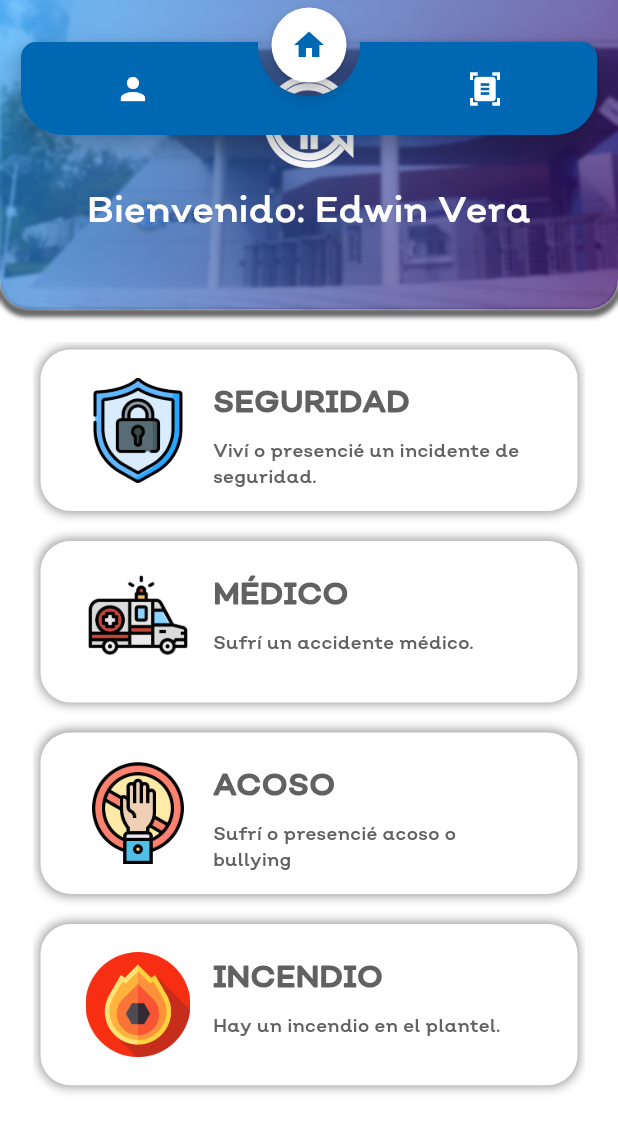
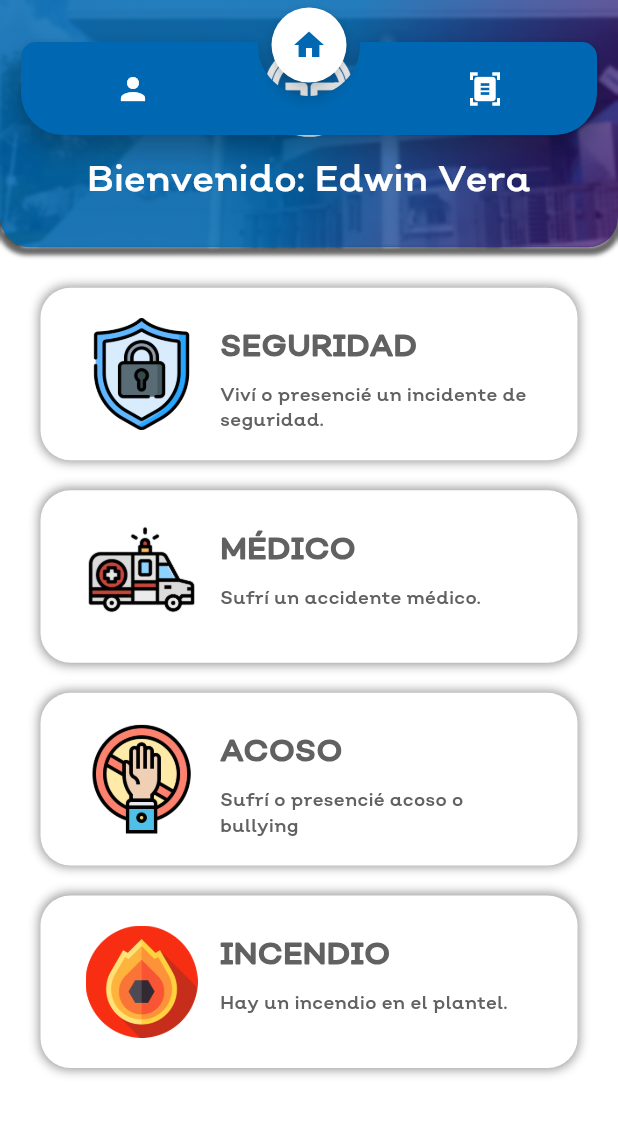
Before and after one commit to evera112398/boton_ceti, a Flutter app: the screen it shows after launch, on a phone screen of 412 x 824 dp. Shown: the top 1132 px of the screen. Run offline on Flutter 3.47's test engine with Material 3 defaults, Android fonts, the phone set to English and light mode, and no system bars; drawn by our look-alikes of animated_notch_bottom_bar.

Commit message:
cambios de diseño

```diff
--- a/lib/views/alert_screen.dart
+++ b/lib/views/alert_screen.dart
@@ -62,7 +62,8 @@ class _AlertScreenState extends State<AlertScreen> {
                               bottomRight: Radius.circular(20)),
                           gradient: LinearGradient(
                             colors: [
-                              Color.fromRGBO(42, 166, 255, 0.65),
+                              Color.fromRGBO(0, 104, 178, 0.85),
+                              Color.fromRGBO(0, 104, 178, 0.85),
                               Color.fromRGBO(58, 1, 102, 0.65)
                             ],
                             begin: Alignment.topLeft,
@@ -116,7 +117,7 @@ class _AlertScreenState extends State<AlertScreen> {
             ),
           ),
           Expanded(
-            flex: 3,
+            flex: 4,
             child: Container(
               width: double.infinity,
               padding: const EdgeInsets.all(10),
--- a/pubspec.yaml
+++ b/pubspec.yaml
@@ -2,7 +2,7 @@ name: boton_ceti
 description: A new Flutter project.
 # The following line prevents the package from being accidentally published to
 # pub.dev using `flutter pub publish`. This is preferred for private packages.
-publish_to: 'none' # Remove this line if you wish to publish to pub.dev
+publish_to: "none" # Remove this line if you wish to publish to pub.dev
 
 # The following defines the version and build number for your application.
 # A version number is three numbers separated by dots, like 1.2.43
@@ -19,7 +19,7 @@ publish_to: 'none' # Remove this line if you wish to publish to pub.dev
 version: 1.0.0+1
 
 environment:
-  sdk: '>=3.1.0 <4.0.0'
+  sdk: ">=3.1.0 <4.0.0"
 
 # Dependencies specify other packages that your package needs in order to work.
 # To automatically upgrade your package dependencies to the latest versions
@@ -30,7 +30,6 @@ environment:
 dependencies:
   flutter:
     sdk: flutter
-
 
   # The following adds the Cupertino Icons font to your application.
   # Use with the CupertinoIcons class for iOS style icons.
```
Also changed, not shown: pubspec.lock.
